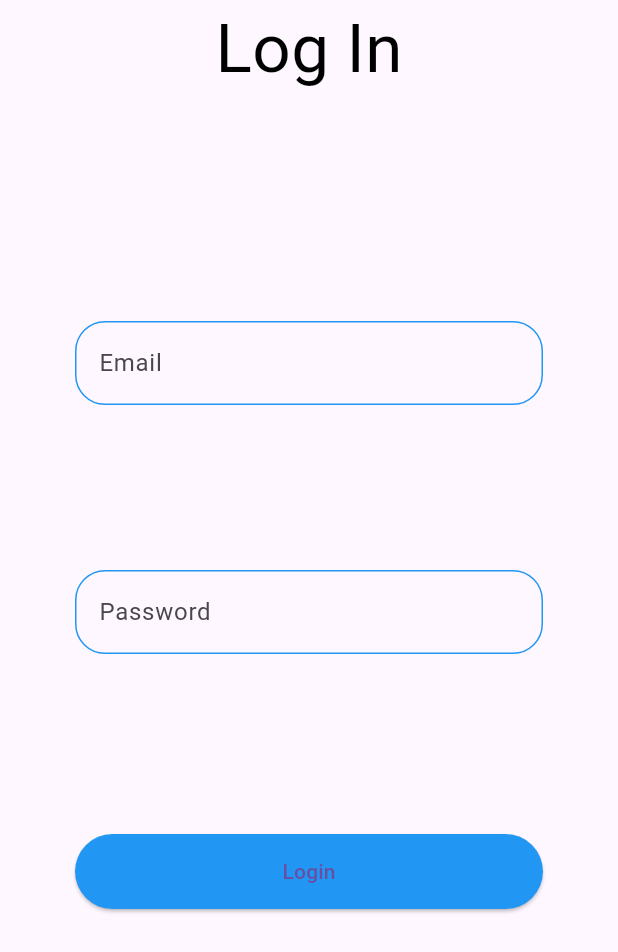
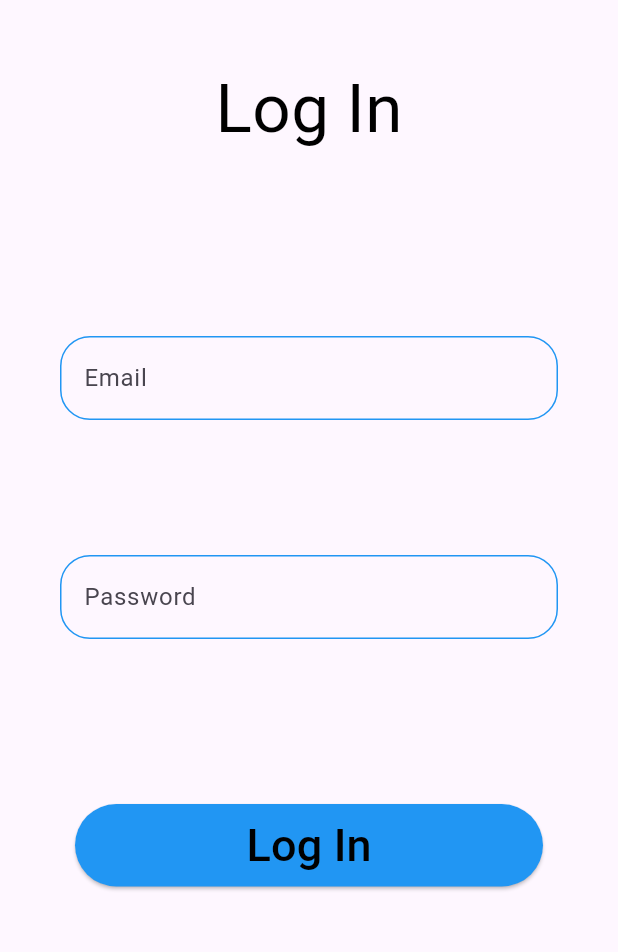
Before and after one commit to asiripr/simple-login-screen, a Flutter app: the screen it shows after launch, on a phone screen of 412 x 824 dp. Shown: the top 952 px of the screen. Run offline on Flutter 3.47's test engine with Material 3 defaults, Android fonts, the phone set to English and light mode, and no system bars; our stand-ins replace google_fonts.

Commit message:
add some changes to login button

```diff
--- a/lib/main.dart
+++ b/lib/main.dart
@@ -17,12 +17,15 @@ class MainApp extends StatelessWidget {
         body: Center(
           child: Column(
             children: [
+              const SizedBox(
+                height: 40,
+              ),
               const Text("Log In",style: TextStyle(color: Colors.black, fontSize:45 ),),
               const SizedBox(
-                height: 100,
+                height: 80,
               ),
               Padding(
-                padding: EdgeInsets.all(50.0),
+                padding: EdgeInsets.all(40.0),
                 child: TextField(
                   decoration: InputDecoration(
                     fillColor: Colors.blue[100],
@@ -46,7 +49,7 @@ class MainApp extends StatelessWidget {
                 height: 10,
               ),
               Padding(
-                padding: EdgeInsets.all(50.0),
+                padding: EdgeInsets.all(40.0),
                 child: TextField(
                   obscureText: true,
                   decoration: InputDecoration(
@@ -73,10 +76,10 @@ class MainApp extends StatelessWidget {
                 padding: const EdgeInsets.all(50.0),
                 child: SizedBox(
                   width:double.infinity,
-                  height: 50,
+                  height: 55,
                   child: ElevatedButton(
                     onPressed: (){},
-                    child: Text("Login"),
+                    child: Text("Log In",style: TextStyle(fontSize: 30, color: Colors.black),),
                     style: ElevatedButton.styleFrom(
                       backgroundColor: Colors.blue,
 
```
